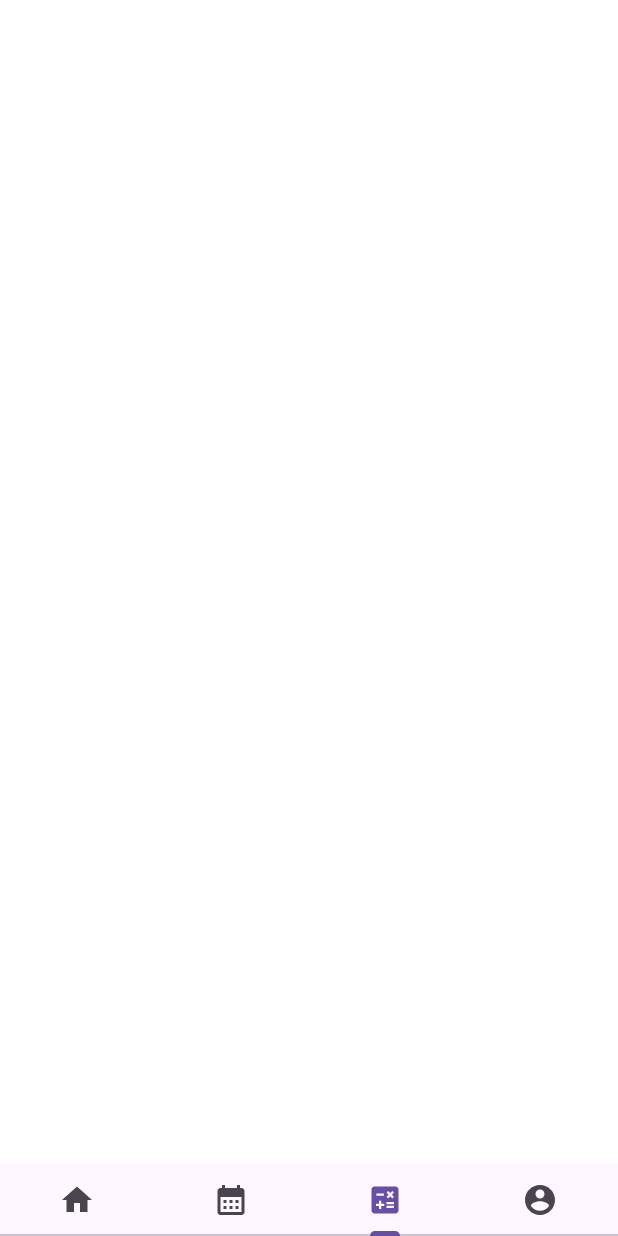
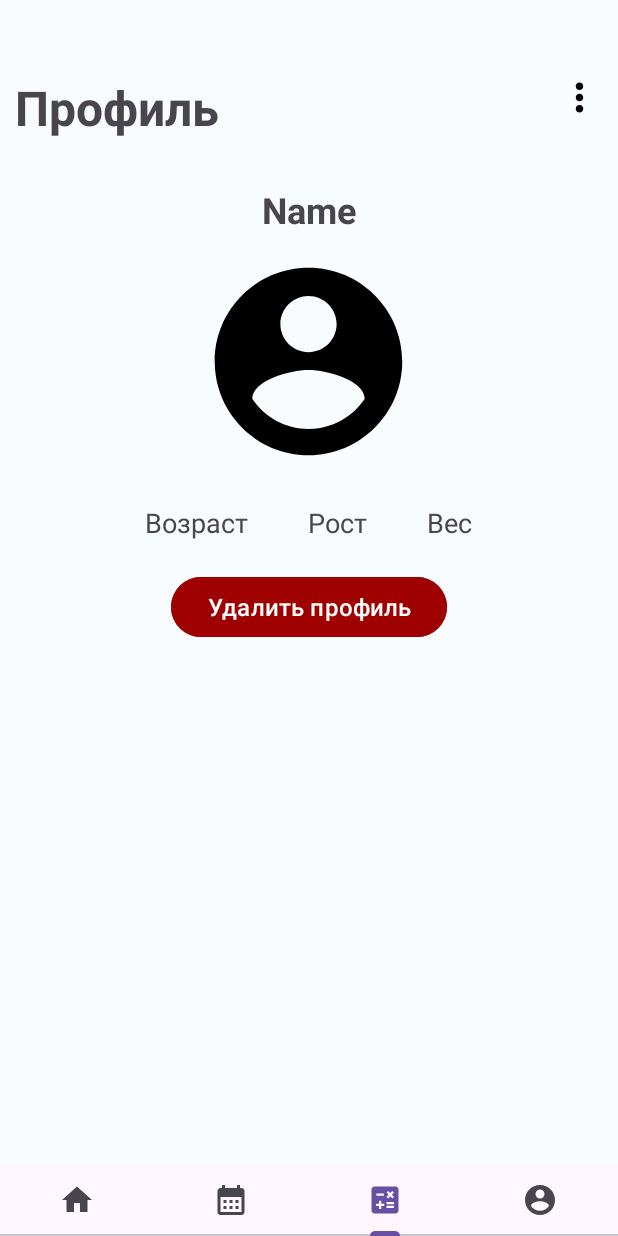
Before and after one commit to mirikyekiro/VOYproject, an Android app: the MainMenu screen opened directly, with no data from a screen before it, item 3 of the bottom bar chosen, on a phone screen of 412 x 824 dp. Run offline under Robolectric (Android 15) with nearby library versions, the phone set to English and light mode, and no system bars.

Commit message:
TabSystem v2.0

```diff
--- a/app/src/main/java/com/example/voyproject/MainMenu/FragmentProfile.java
+++ b/app/src/main/java/com/example/voyproject/MainMenu/FragmentProfile.java
@@ -16,5 +16,7 @@ public class FragmentProfile extends Fragment {
                              Bundle savedInstanceState) {
         // Inflate the layout for this fragment
         return inflater.inflate(R.layout.fragment_profile, container, false);
+
+
     }
 }
--- a/app/src/main/java/com/example/voyproject/MainMenu/MainMenu.java
+++ b/app/src/main/java/com/example/voyproject/MainMenu/MainMenu.java
@@ -1,17 +1,55 @@
 package com.example.voyproject.MainMenu;
 
 import android.os.Bundle;
+import android.widget.TableLayout;
 
 import androidx.appcompat.app.AppCompatActivity;
+import androidx.viewpager2.widget.ViewPager2;
 
 import com.example.voyproject.R;
+import com.google.android.material.tabs.TabLayout;
 
 public class MainMenu extends AppCompatActivity {
 
+    TabLayout tabLayout;
+    ViewPager2 viewPager2;
+    MyViewPagerAdapter myViewPagerAdapter;
     @Override
     protected void onCreate(Bundle savedInstanceState) {
         super.onCreate(savedInstanceState);
         setContentView(R.layout.main_activity);
+
+        tabLayout = findViewById(R.id.tab_layout);
+        viewPager2 = findViewById(R.id.view_pager);
+        myViewPagerAdapter = new MyViewPagerAdapter(this);
+        viewPager2.setAdapter(myViewPagerAdapter);
+
+        tabLayout.addOnTabSelectedListener(new TabLayout.OnTabSelectedListener()
+        {
+
+            @Override
+            public void onTabSelected(TabLayout.Tab tab) {
+                viewPager2.setCurrentItem(tab.getPosition());
+            }
+
+            @Override
+            public void onTabUnselected(TabLayout.Tab tab) {
+
+            }
+
+            @Override
+            public void onTabReselected(TabLayout.Tab tab) {
+
+            }
+        });
+
+        viewPager2.registerOnPageChangeCallback(new ViewPager2.OnPageChangeCallback() {
+            @Override
+            public void onPageSelected(int position) {
+                super.onPageSelected(position);
+                tabLayout.getTabAt(position).select();
+            }
+        });
     }
 
 
--- /dev/null
+++ b/app/src/main/java/com/example/voyproject/MainMenu/MyViewPagerAdapter.java
@@ -0,0 +1,33 @@
+package com.example.voyproject.MainMenu;
+
+import androidx.annotation.NonNull;
+import androidx.fragment.app.Fragment;
+import androidx.fragment.app.FragmentActivity;
+import androidx.viewpager2.adapter.FragmentStateAdapter;
+
+public class MyViewPagerAdapter extends FragmentStateAdapter {
+
+    public MyViewPagerAdapter(@NonNull FragmentActivity fragmentActivity) {
+        super(fragmentActivity);
+    }
+
+    @NonNull
+    @Override
+    public Fragment createFragment(int position) {
+        switch (position){
+            case 0:
+                return new FragmentHome();
+            case 1:
+                return new FragmentCalculate();
+            case 2:
+                return new FragmentProfile();
+            default:
+                return new FragmentHome();
+        }
+    }
+
+    @Override
+    public int getItemCount() {
+        return 3;
+    }
+}
--- /dev/null
+++ b/app/src/main/res/drawable/more_vert.xml
@@ -0,0 +1,5 @@
+<vector android:height="24dp" android:tint="#000000"
+    android:viewportHeight="24" android:viewportWidth="24"
+    android:width="24dp" xmlns:android="http://schemas.android.com/apk/res/android">
+    <path android:fillColor="@android:color/white" android:pathData="M12,8c1.1,0 2,-0.9 2,-2s-0.9,-2 -2,-2 -2,0.9 -2,2 0.9,2 2,2zM12,10c-1.1,0 -2,0.9 -2,2s0.9,2 2,2 2,-0.9 2,-2 -0.9,-2 -2,-2zM12,16c-1.1,0 -2,0.9 -2,2s0.9,2 2,2 2,-0.9 2,-2 -0.9,-2 -2,-2z"/>
+</vector>
--- a/app/src/main/res/layout/fragment_profile.xml
+++ b/app/src/main/res/layout/fragment_profile.xml
@@ -1,14 +1,117 @@
 <?xml version="1.0" encoding="utf-8"?>
-<FrameLayout xmlns:android="http://schemas.android.com/apk/res/android"
+<LinearLayout xmlns:android="http://schemas.android.com/apk/res/android"
     xmlns:tools="http://schemas.android.com/tools"
     android:layout_width="match_parent"
     android:layout_height="match_parent"
-    tools:context=".MainMenu.FragmentProfile">
+    tools:context=".MainMenu.FragmentProfile"
+    android:layout_gravity="center"
+    android:verticalScrollbarPosition="right"
+    android:orientation="vertical"
+    android:background="#FFF9FCFF">
 
     <!-- TODO: Update blank fragment layout -->
+
+    <LinearLayout
+        android:layout_width="match_parent"
+        android:layout_height="wrap_content"
+        android:orientation="horizontal">
+
+        <TextView
+            android:layout_width="wrap_content"
+            android:layout_height="wrap_content"
+            android:text="Профиль"
+            android:textStyle="bold"
+            android:textSize="32sp"
+            android:layout_marginLeft="10sp"
+            android:layout_marginTop="50sp"
+            android:layout_marginBottom="20sp">
+
+        </TextView>
+
+        <View
+            android:layout_width="30sp"
+            android:layout_height="30sp"
+            android:layout_marginLeft="225sp"
+            android:layout_marginTop="50sp"
+            android:background="@drawable/more_vert">
+
+        </View>
+
+    </LinearLayout>
+
+
     <TextView
-        android:layout_width="match_parent"
-        android:layout_height="match_parent"
-        android:text="@string/hello_blank_fragment" />
+        android:layout_width="wrap_content"
+        android:layout_height="wrap_content"
+        android:text="Name"
+        android:layout_margin="10sp"
+        android:id="@+id/name"
+        android:textStyle="bold"
+        android:textSize="24sp"
+        android:layout_gravity="center">
 
-</FrameLayout>
+    </TextView>
+
+    <View
+        android:layout_width="150sp"
+        android:layout_height="150sp"
+        android:background="@drawable/logo_profile"
+        android:layout_gravity="center">
+
+    </View>
+
+    <LinearLayout
+        android:layout_width="wrap_content"
+        android:layout_height="wrap_content"
+        android:orientation="horizontal"
+        android:layout_gravity="center">
+
+        <TextView
+            android:layout_width="wrap_content"
+            android:layout_height="wrap_content"
+            android:text="Возраст"
+            android:layout_margin="20sp"
+            android:id="@+id/age"
+            android:textSize="18sp"
+            android:layout_gravity="center">
+
+        </TextView>
+
+        <TextView
+            android:layout_width="wrap_content"
+            android:layout_height="wrap_content"
+            android:text="Рост"
+            android:layout_margin="20sp"
+            android:id="@+id/height"
+            android:textSize="18sp"
+            android:layout_gravity="center">
+
+        </TextView>
+
+        <TextView
+            android:layout_width="wrap_content"
+            android:layout_height="wrap_content"
+            android:text="Вес"
+            android:layout_margin="20sp"
+            android:id="@+id/weight"
+            android:textSize="18sp"
+            android:layout_gravity="center">
+
+        </TextView>
+
+    </LinearLayout>
+
+    <Button
+        android:id="@+id/deleteProfile"
+        android:layout_width="wrap_content"
+        android:layout_height="wrap_content"
+        android:text="Удалить профиль"
+        android:backgroundTint="#9F0000"
+        android:textSize="16sp"
+        android:layout_gravity="center"/>
+
+
+
+
+
+</LinearLayout>
```
Also changed, not shown: app/src/main/java/com/example/voyproject/MainMenu/FragmentCalendar.java (deleted, +0 -20 lines), app/src/main/res/drawable/rectangle.xml (added, +11 -0 lines), app/src/main/res/layout/fragment_calendar.xml (deleted, +0 -14 lines), app/src/main/res/layout/fragment_home.xml (+53 -6 lines).
